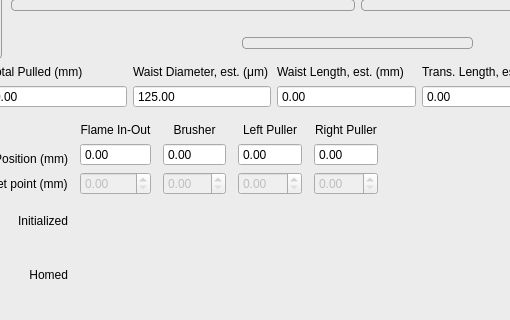
Old version of the form TaperPulling/resources/mainwindow.ui in the repository pfjarschel/TaperPullingPro; both pictures show x 387 to 897 and y 459 to 779 of the 1116 by 866 pixel window.
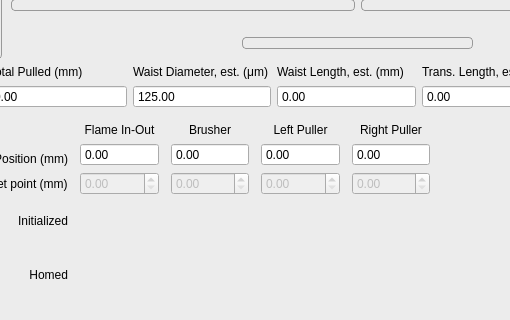
New version of the form. Icons and pictures are not drawn.

Diff of the .ui file:
```diff
--- a/TaperPulling/resources/mainwindow.ui
+++ b/TaperPulling/resources/mainwindow.ui
@@ -2776,6 +2776,12 @@
              </item>
              <item>
               <widget class="QDoubleSpinBox" name="flameIOPosIndSpin">
+               <property name="sizePolicy">
+                <sizepolicy hsizetype="Preferred" vsizetype="Fixed">
+                 <horstretch>0</horstretch>
+                 <verstretch>0</verstretch>
+                </sizepolicy>
+               </property>
                <property name="readOnly">
                 <bool>true</bool>
                </property>
@@ -2798,6 +2804,12 @@
                <property name="enabled">
                 <bool>false</bool>
                </property>
+               <property name="sizePolicy">
+                <sizepolicy hsizetype="MinimumExpanding" vsizetype="Fixed">
+                 <horstretch>0</horstretch>
+                 <verstretch>0</verstretch>
+                </sizepolicy>
+               </property>
                <property name="keyboardTracking">
                 <bool>false</bool>
                </property>
@@ -2927,6 +2939,12 @@
              </item>
              <item>
               <widget class="QDoubleSpinBox" name="brusherPosIndSpin">
+               <property name="sizePolicy">
+                <sizepolicy hsizetype="Preferred" vsizetype="Fixed">
+                 <horstretch>0</horstretch>
+                 <verstretch>0</verstretch>
+                </sizepolicy>
+               </property>
                <property name="readOnly">
                 <bool>true</bool>
                </property>
@@ -2949,6 +2967,12 @@
                <property name="enabled">
                 <bool>false</bool>
                </property>
+               <property name="sizePolicy">
+                <sizepolicy hsizetype="MinimumExpanding" vsizetype="Fixed">
+                 <horstretch>0</horstretch>
+                 <verstretch>0</verstretch>
+                </sizepolicy>
+               </property>
                <property name="keyboardTracking">
                 <bool>false</bool>
                </property>
@@ -3069,6 +3093,12 @@
              </item>
              <item>
               <widget class="QDoubleSpinBox" name="leftPosIndSpin">
+               <property name="sizePolicy">
+                <sizepolicy hsizetype="Preferred" vsizetype="Fixed">
+                 <horstretch>0</horstretch>
+                 <verstretch>0</verstretch>
+                </sizepolicy>
+               </property>
                <property name="readOnly">
                 <bool>true</bool>
                </property>
@@ -3091,6 +3121,12 @@
                <property name="enabled">
                 <bool>false</bool>
                </property>
+               <property name="sizePolicy">
+                <sizepolicy hsizetype="MinimumExpanding" vsizetype="Fixed">
+                 <horstretch>0</horstretch>
+                 <verstretch>0</verstretch>
+                </sizepolicy>
+               </property>
                <property name="keyboardTracking">
                 <bool>false</bool>
                </property>
@@ -3211,6 +3247,12 @@
              </item>
              <item>
               <widget class="QDoubleSpinBox" name="rightPosIndSpin">
+               <property name="sizePolicy">
+                <sizepolicy hsizetype="Preferred" vsizetype="Fixed">
+                 <horstretch>0</horstretch>
+                 <verstretch>0</verstretch>
+                </sizepolicy>
+               </property>
                <property name="readOnly">
                 <bool>true</bool>
                </property>
@@ -3233,6 +3275,12 @@
                <property name="enabled">
                 <bool>false</bool>
                </property>
+               <property name="sizePolicy">
+                <sizepolicy hsizetype="MinimumExpanding" vsizetype="Fixed">
+                 <horstretch>0</horstretch>
+                 <verstretch>0</verstretch>
+                </sizepolicy>
+               </property>
                <property name="keyboardTracking">
                 <bool>false</bool>
                </property>
```
